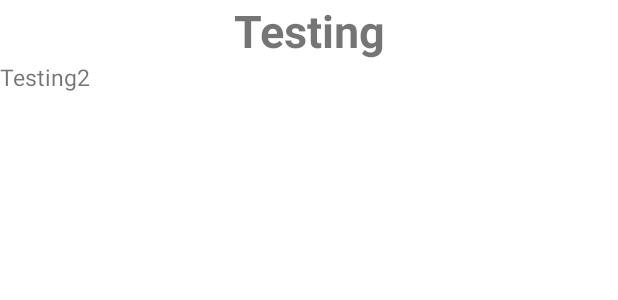
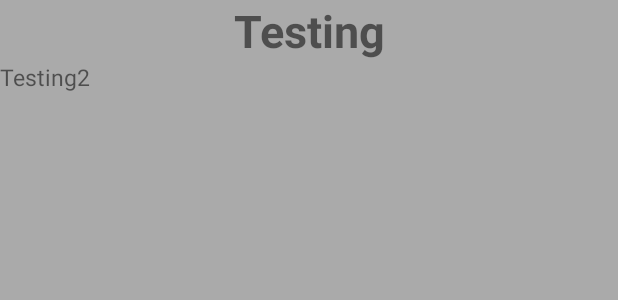
Before and after one commit to Laoth/HotelPlaces, an Android app: the layout fragment_detail.xml on its own in the app's theme, with its tools: preview values and no code run, on a phone screen of 412 x 824 dp. Shown: the top 300 px of the screen. Run offline under Robolectric (Android 15) with nearby library versions, the phone set to English and light mode, and no system bars.

Commit message:
Change the background of the fragment detail

```diff
--- a/app/src/main/res/layout/fragment_detail.xml
+++ b/app/src/main/res/layout/fragment_detail.xml
@@ -2,7 +2,7 @@
     xmlns:tools="http://schemas.android.com/tools"
     android:layout_width="match_parent"
     android:layout_height="match_parent"
-    android:background="@android:color/white"
+    android:background="@android:color/darker_gray"
     android:orientation="vertical"
     tools:context="com.example.gus.places.fragment.DetailFragment">
 
```
